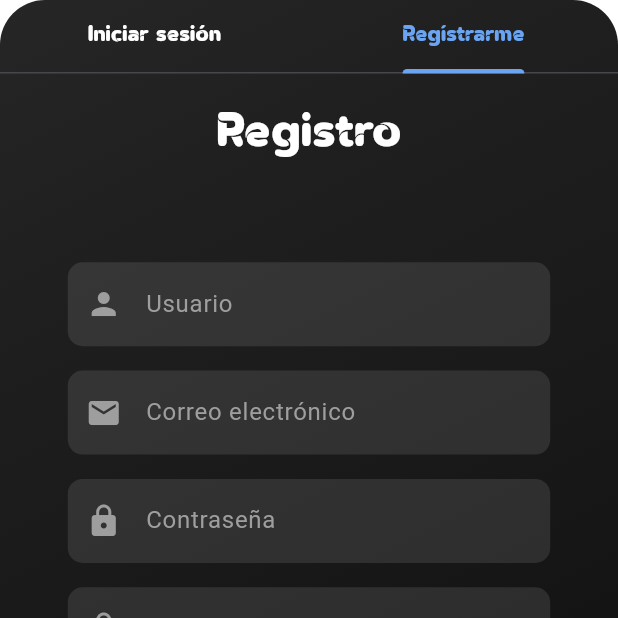
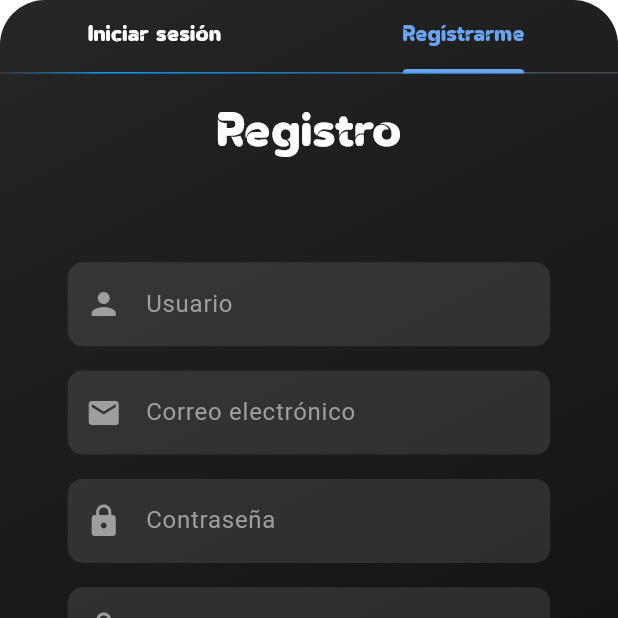
Before and after one commit to victorardila/beatconnect-nextgen-newui, a Flutter app: the AuthenticationView screen opened by its route, tab 2 chosen, on a phone screen of 412 x 824 dp, the top half of it. Run offline on Flutter 3.47's test engine with Material 3 defaults, Android fonts, the phone set to English and light mode, and no system bars; our stand-ins replace flutter_svg, font_awesome_flutter, get, get_storage, image_picker; accounts and stored records are empty.

```diff
--- a/lib/ui/auth/auth_view.dart
+++ b/lib/ui/auth/auth_view.dart
@@ -91,11 +91,14 @@ class _AuthenticationViewState extends State<AuthenticationView>
         child: Column(
           children: [
             if (!_isProfileViewVisible && !_isForgotPasswordVisible)
+              Stack(
+                children: [
                   TabBar(
                     controller: _tabController,
                     labelColor: Color(0xFF6BA5F2),
                     unselectedLabelColor: Colors.white,
-                indicatorColor: Color(0xFF6BA5F2),
+                    indicatorColor:
+                        Color(0xFF6BA5F2), // Oculta el indicador predeterminado
                     indicatorWeight: 3,
                     tabs: [
                       Tab(
@@ -114,6 +117,29 @@ class _AuthenticationViewState extends State<AuthenticationView>
                               ? Color(0xFF6BA5F2)
                               : Colors.white,
                           fontSize: 15,
+                        ),
+                      ),
+                    ],
+                  ),
+                  Positioned(
+                    bottom: 0, // Coloca el gradiente en la parte inferior
+                    left: 0,
+                    right: 0,
+                    child: Container(
+                      height: 1.0, // Altura del indicador
+                      decoration: BoxDecoration(
+                        gradient: LinearGradient(
+                          colors: [
+                            Color(0xFF333333),
+                            Color(0xFF0597F2),
+                            Color(0xCC0597F2),
+                            Color(0x990597F2),
+                            Color(0x660597F2),
+                            Color(0x330597F2),
+                            Color(0x00333333),
+                          ],
+                        ),
+                      ),
                     ),
                   ),
                 ],
```
Lines whose indentation alone changed are shown as unchanged.
